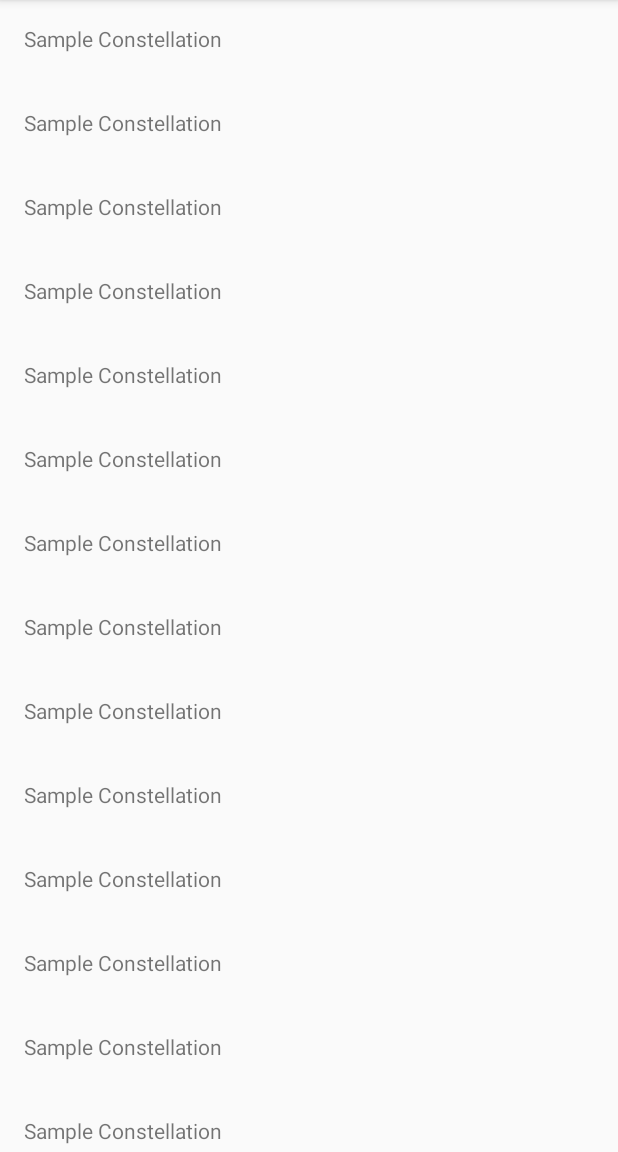
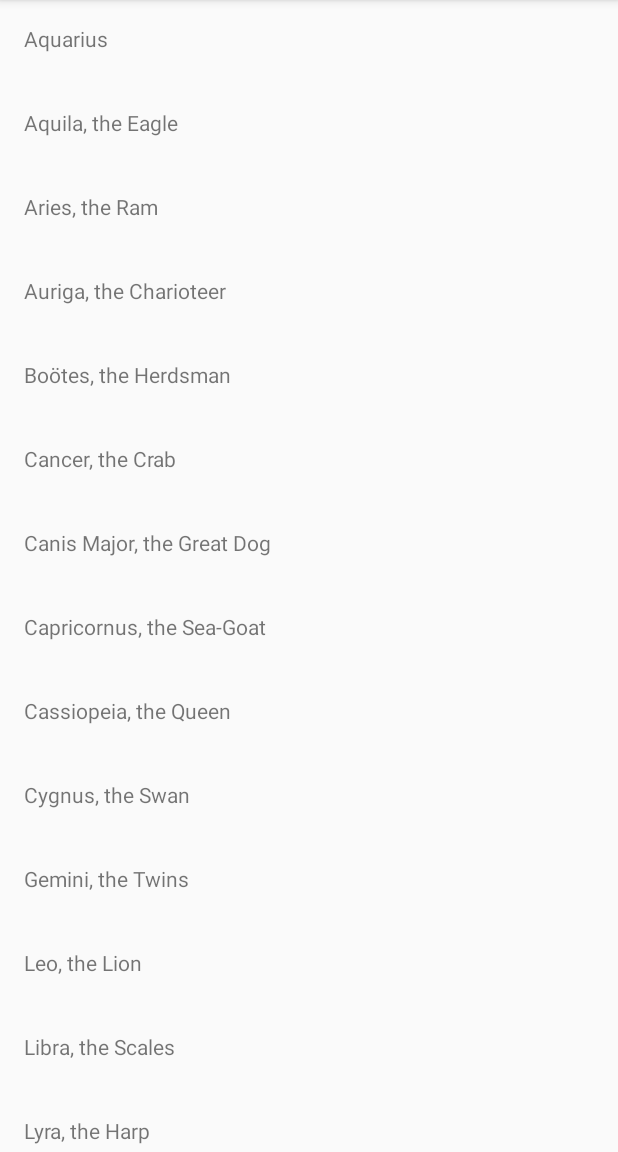
Before and after one commit to AOrobator/Konstellations, an Android app: the screen it shows after launch (MainActivity), on a phone screen of 412 x 824 dp, the part 84-1236 px from its top. Run offline under Robolectric (Android 15) with nearby library versions, the phone set to English and light mode, and no system bars.

Commit message:
Added constellation strings

```diff
--- a/app/src/main/kotlin/com/orobator/konstellations/ConstellationsAdapter.kt
+++ b/app/src/main/kotlin/com/orobator/konstellations/ConstellationsAdapter.kt
@@ -4,9 +4,12 @@ import android.support.v7.widget.RecyclerView
 import android.view.LayoutInflater
 import android.view.View
 import android.view.ViewGroup
+import android.widget.TextView
 import com.orobator.konstellations.ConstellationsAdapter.ConstellationViewHolder
 
-class ConstellationsAdapter : RecyclerView.Adapter<ConstellationViewHolder>() {
+class ConstellationsAdapter(val constellations: Array<String>)
+  : RecyclerView.Adapter<ConstellationViewHolder>() {
+
   override fun onCreateViewHolder(parent: ViewGroup?, viewType: Int): ConstellationViewHolder {
     val inflater = LayoutInflater.from((parent as View).context)
     val itemView = inflater.inflate(R.layout.list_item_constellation, parent, false)
@@ -14,10 +17,17 @@ class ConstellationsAdapter : RecyclerView.Adapter<ConstellationViewHolder>() {
   }
 
   override fun onBindViewHolder(holder: ConstellationViewHolder?, position: Int) {
+    holder?.bind(position)
   }
 
-  override fun getItemCount(): Int = 20
+  override fun getItemCount(): Int = constellations.size
 
-  class ConstellationViewHolder(itemView: View) : RecyclerView.ViewHolder(itemView)
+  inner class ConstellationViewHolder(itemView: View) : RecyclerView.ViewHolder(itemView) {
+    val constellationTextView = itemView.findViewById(R.id.constellation_name) as TextView
+
+    fun bind(position: Int) {
+      constellationTextView.text = constellations[position]
+    }
+  }
 
 }
--- a/app/src/main/kotlin/com/orobator/konstellations/MainActivity.kt
+++ b/app/src/main/kotlin/com/orobator/konstellations/MainActivity.kt
@@ -26,7 +26,8 @@ class MainActivity : AppCompatActivity() {
     }
 
     val constellationsRecyclerView = findViewById(R.id.constellations_recyclerview) as RecyclerView
-    constellationsRecyclerView.adapter = ConstellationsAdapter()
+    val constellations = resources.getStringArray(R.array.constellations)
+    constellationsRecyclerView.adapter = ConstellationsAdapter(constellations)
   }
 
   @TargetApi(Build.VERSION_CODES.N_MR1)
--- a/app/src/main/res/layout/list_item_constellation.xml
+++ b/app/src/main/res/layout/list_item_constellation.xml
@@ -6,10 +6,10 @@
 		android:layout_height="56dp">
 
 	<TextView
+			android:id="@+id/constellation_name"
 			android:layout_width="0dp"
 			android:layout_height="0dp"
 			android:padding="16dp"
-			android:text="Sample Constellation"
 			app:layout_constraintBottom_toBottomOf="parent"
 			app:layout_constraintEnd_toEndOf="parent"
 			app:layout_constraintStart_toStartOf="parent"
--- a/app/src/main/res/values/strings.xml
+++ b/app/src/main/res/values/strings.xml
@@ -5,4 +5,55 @@
 	<string name="shortcut_long_label">Shortcut Long Label</string>
 	<!-- Short label should be <= 10 characters-->
 	<string name="shortcut_short_label">Shortcut</string>
+
+	<string name="constellation_aquarius">Aquarius</string>
+	<string name="constellation_aquila">Aquila, the Eagle</string>
+	<string name="constellation_aries">Aries, the Ram</string>
+	<string name="constellation_auriga">Auriga, the Charioteer</string>
+	<string name="constellation_bootes">Boötes, the Herdsman</string>
+	<string name="constellation_cancer">Cancer, the Crab</string>
+	<string name="constellation_canis_major">Canis Major, the Great Dog</string>
+	<string name="constellation_capricornus">Capricornus, the Sea-Goat</string>
+	<string name="constellation_cassiopeia">Cassiopeia, the Queen</string>
+	<string name="constellation_cygnus">Cygnus, the Swan</string>
+	<string name="constellation_gemini">Gemini, the Twins</string>
+	<string name="constellation_leo">Leo, the Lion</string>
+	<string name="constellation_libra">Libra, the Scales</string>
+	<string name="constellation_lyra">Lyra, the Harp</string>
+	<string name="constellation_orion">Orion, the Hunter</string>
+	<string name="constellation_pegasus">Pegasus, the Flying Horse</string>
+	<string name="constellation_perseus">Perseus, the Hero</string>
+	<string name="constellation_pisces">Pisces, the Fish</string>
+	<string name="constellation_sagittarius">Sagittarius, the Archer</string>
+	<string name="constellation_scorpius">Scorpius, the Scorpion</string>
+	<string name="constellation_taurus">Taurus, the Bull</string>
+	<string name="constellation_ursa_major">Ursa Major, the Great Bear</string>
+	<string name="constellation_virgo">Virgo</string>
+
+	<string-array name="constellations">
+		<item>@string/constellation_aquarius</item>
+		<item>@string/constellation_aquila</item>
+		<item>@string/constellation_aries</item>
+		<item>@string/constellation_auriga</item>
+		<item>@string/constellation_bootes</item>
+		<item>@string/constellation_cancer</item>
+		<item>@string/constellation_canis_major</item>
+		<item>@string/constellation_capricornus</item>
+		<item>@string/constellation_cassiopeia</item>
+		<item>@string/constellation_cygnus</item>
+		<item>@string/constellation_gemini</item>
+		<item>@string/constellation_leo</item>
+		<item>@string/constellation_libra</item>
+		<item>@string/constellation_lyra</item>
+		<item>@string/constellation_orion</item>
+		<item>@string/constellation_pegasus</item>
+		<item>@string/constellation_perseus</item>
+		<item>@string/constellation_pisces</item>
+		<item>@string/constellation_sagittarius</item>
+		<item>@string/constellation_scorpius</item>
+		<item>@string/constellation_taurus</item>
+		<item>@string/constellation_ursa_major</item>
+		<item>@string/constellation_virgo</item>
+	</string-array>
+
 </resources>
```
